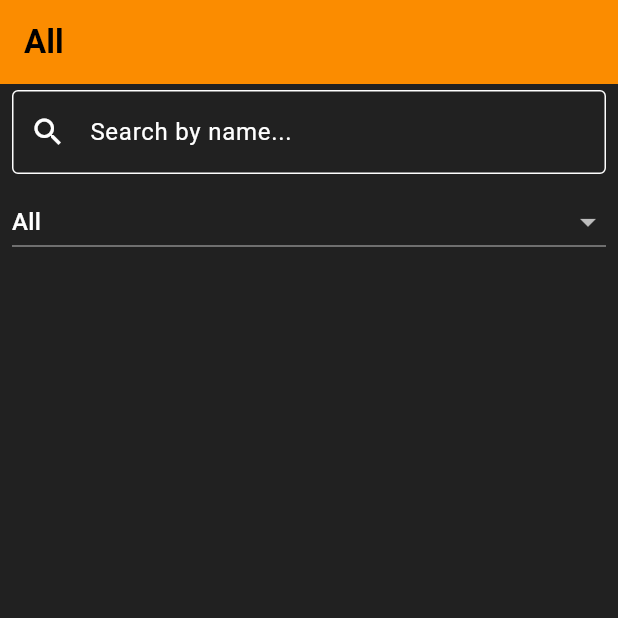
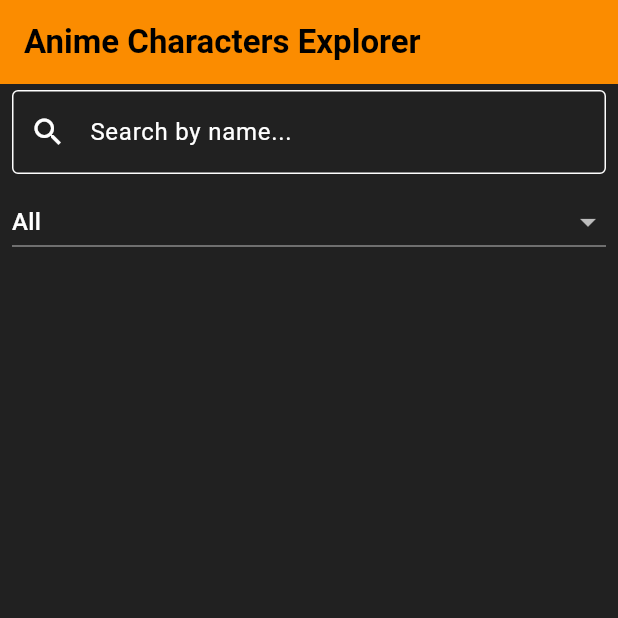
Before and after one commit to JoanLinares/AnimeCharactersFlutter, a Flutter app: the screen it shows after launch, on a phone screen of 412 x 824 dp, the top half of it. Run offline on Flutter 3.47's test engine with Material 3 defaults, Android fonts, the phone set to English and light mode, and no system bars; our stand-ins replace cached_network_image, connectivity_plus; network calls fail.

Commit message:
feat: Characters view updated

```diff
--- a/lib/views/characters_view.dart
+++ b/lib/views/characters_view.dart
@@ -9,7 +9,7 @@ import '../widgets/error_dialog.dart';
 import 'character_details_view.dart';
 
 class CharactersView extends StatefulWidget {
-  const CharactersView({Key? key}) : super(key: key);
+  const CharactersView({super.key});
 
   @override
   State<CharactersView> createState() => _CharactersViewState();
@@ -19,7 +19,6 @@ class _CharactersViewState extends State<CharactersView> {
   @override
   void initState() {
     super.initState();
-    // start with "All"
     final vm = context.read<CharacterViewModel>();
     vm.loadSeries(vm.selectedSeriesId)
       .catchError((e) => showError(context, e.toString()));
@@ -30,13 +29,15 @@ class _CharactersViewState extends State<CharactersView> {
     final vm = context.watch<CharacterViewModel>();
 
     return Scaffold(
-      appBar: AppBar(title: Text(vm.seriesTitle)),
+      appBar: AppBar(
+        title: const Text('Anime Characters Explorer'),
+      ),
       body: Column(
         children: [
-          // 1) Search by name
+          // Searcher
           custom_widgets.SearchBar(onChanged: vm.searchByName),
 
-          // 2) Series filter
+          // Series selector
           Padding(
             padding: const EdgeInsets.symmetric(horizontal: 8, vertical: 4),
             child: SeriesFilterDropdown(
@@ -49,7 +50,7 @@ class _CharactersViewState extends State<CharactersView> {
             ),
           ),
 
-          // 3) Grid or loading
+          // Grid or loading
           Expanded(
             child: LoadingIndicator(
               loading: vm.loading,
@@ -69,12 +70,12 @@ class _CharactersViewState extends State<CharactersView> {
                     character: ch,
                     onTap: () async {
                       await vm.loadDetail(ch.id)
-                          .catchError((e) => showError(context, e.toString()));
+                        .catchError((e) => showError(context, e.toString()));
                       if (mounted) {
                         Navigator.push(
                           context,
                           MaterialPageRoute(
-                            builder: (_) => const CharacterDetailsView(),
+                            builder: (_) => CharacterDetailsView(characterId: ch.id.toString()),
                           ),
                         );
                       }
```
